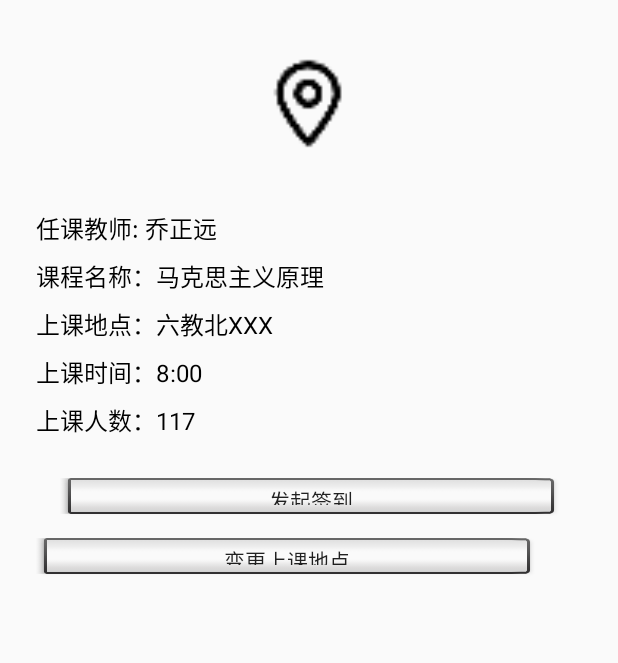
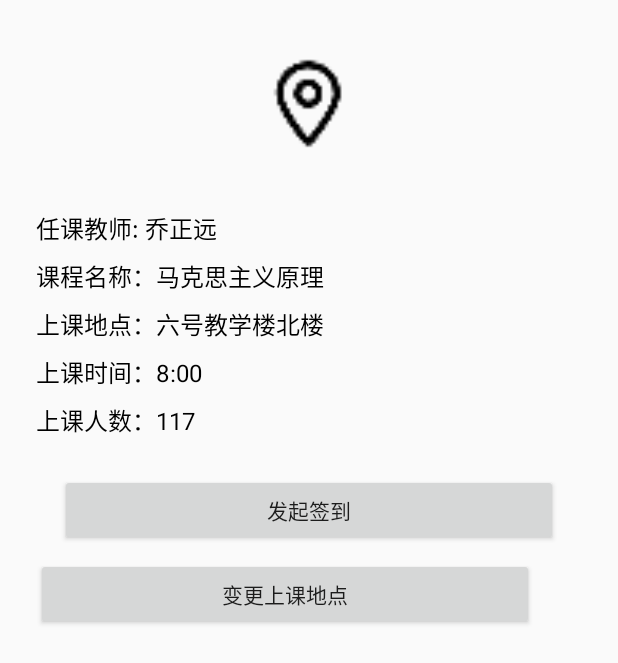
Before and after one commit to JaylenHsieh/Here, an Android app: the layout fragment_sign_on_dialog.xml on its own in the app's theme, with its tools: preview values and no code run, on a phone screen of 412 x 824 dp. Shown: the top 663 px of the screen. Run offline under Robolectric (Android 15) with nearby library versions, the phone set to English and light mode, and no system bars.

Commit message:
修改了一下签到界面

```diff
--- a/app/src/main/res/layout/fragment_sign_on_dialog.xml
+++ b/app/src/main/res/layout/fragment_sign_on_dialog.xml
@@ -49,7 +49,7 @@
         android:layout_marginTop="8dp"
         android:gravity="center_vertical"
         android:minWidth="332dp"
-        android:text="上课地点：六教北XXX"
+        android:text="上课地点：六号教学楼北楼"
         android:textColor="@color/black"
         android:textSize="16sp" />
 
@@ -81,9 +81,8 @@
 
     <Button
         android:id="@+id/btn_check"
-        style="@android:style/Widget.Material.Light.Button.Inset"
         android:layout_width="wrap_content"
-        android:layout_height="32dp"
+        android:layout_height="wrap_content"
         android:layout_gravity="center"
         android:layout_marginLeft="24dp"
         android:layout_marginRight="24dp"
@@ -93,9 +92,8 @@
 
     <Button
         android:id="@+id/btn_check1"
-        style="@android:style/Widget.Material.Light.Button.Inset"
         android:layout_width="wrap_content"
-        android:layout_height="32dp"
+        android:layout_height="wrap_content"
         android:layout_marginBottom="24dp"
         android:layout_marginLeft="24dp"
         android:layout_marginRight="24dp"
```
